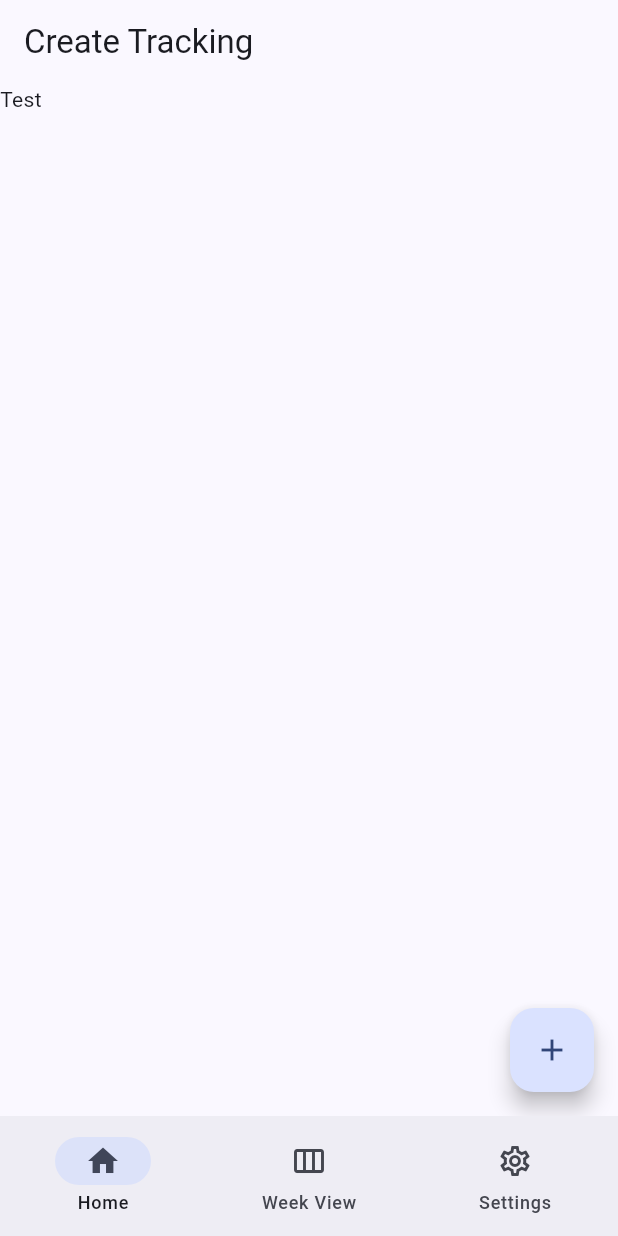
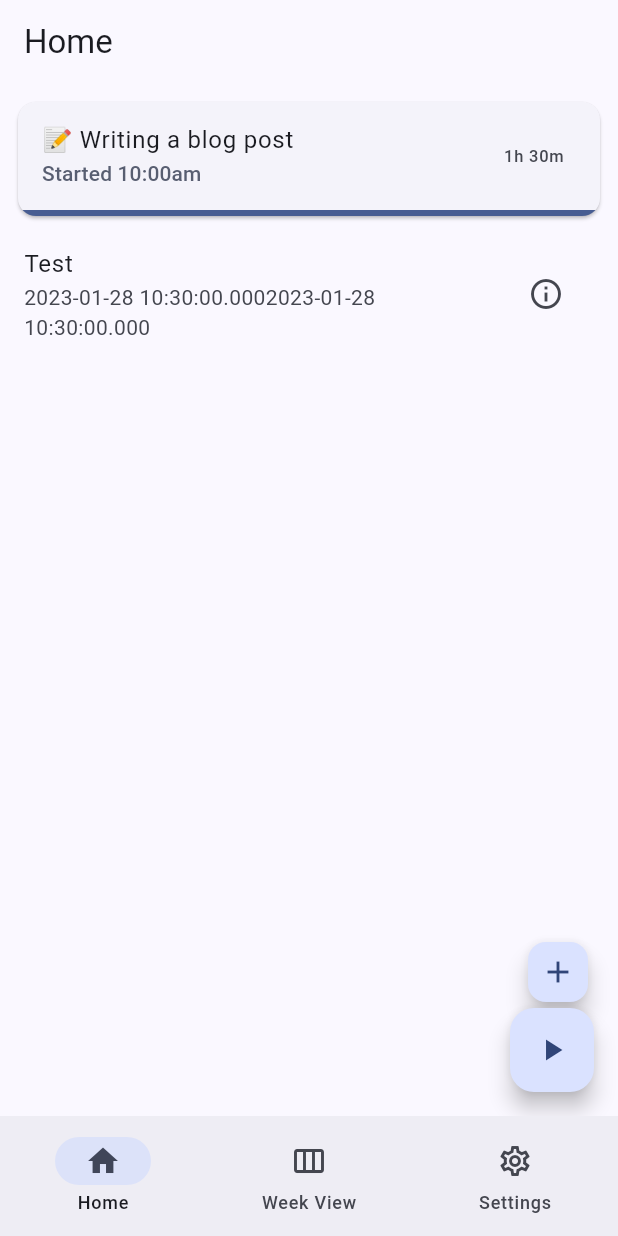
Before and after one commit to todoninja/timeninja, a Flutter app: the screen it shows after launch, after a tap on the "add" icon, on a phone screen of 412 x 824 dp. Run offline on Flutter 3.47's test engine with Material 2 defaults, Android fonts, the phone set to English and light mode, and no system bars; our stand-ins replace bloc, drift, package_info_plus; accounts and stored records are empty; generated files the repository leaves out were written again.

```diff
--- a/lib/create_tracking/view/create_tracking_page.dart
+++ b/lib/create_tracking/view/create_tracking_page.dart
@@ -1,35 +1,94 @@
-import 'package:drift/drift.dart';
+import 'package:drift/drift.dart' as drift;
 import 'package:flutter/material.dart';
 import 'package:provider/provider.dart';
 import 'package:timeninja/data/database.dart';
+import 'package:timeninja/keys.dart';
+import 'package:timeninja/l10n/l10n.dart';
 
 class CreateTrackingPage extends StatelessWidget {
   const CreateTrackingPage({super.key});
 
   @override
   Widget build(BuildContext context) {
+    final l10n = AppLocalizations.of(context);
+    final theme = Theme.of(context);
+
     return Provider(
       // The single instance of AppDatabase
       create: (_) => AppDb(),
       builder: (context, child) {
         return Scaffold(
-          appBar: AppBar(title: const Text('Create Tracking')),
-          floatingActionButton: FloatingActionButton(
+          appBar: AppBar(
+            title: Text(l10n.navBarHome),
+          ),
+          floatingActionButton: Column(
+            mainAxisAlignment: MainAxisAlignment.end,
+            crossAxisAlignment: CrossAxisAlignment.end,
+            children: [
+              FloatingActionButton(
+                mini: true,
                 onPressed: () async {
                   final db = Provider.of<AppDb>(context, listen: false);
 
                   await db.into(db.timeblock).insert(
                         TimeblockCompanion(
-                      start: Value(DateTime.now()),
-                      end: Value(DateTime.now()),
-                      note: const Value('Test'),
+                          start: drift.Value(DateTime.now()),
+                          end: drift.Value(DateTime.now()),
+                          note: const drift.Value('Test'),
                         ),
                       );
                 },
                 child: const Icon(Icons.add),
               ),
-          body: Center(
-            child: _buildTimeblockList(context),
+              FloatingActionButton(
+                onPressed: () {},
+                child: const Icon(Icons.play_arrow),
+              ),
+            ],
+          ),
+          body: Column(
+            children: [
+              // Padding(
+              //   padding: const EdgeInsets.only(
+              //     left: largeSpacing,
+              //     right: largeSpacing,
+              //   ),
+              //   child: Text(
+              //     "🌤️ Today isn't a work day. Enjoy your free time!",
+              //     textAlign: TextAlign.start,
+              //     style: theme.textTheme.headlineMedium
+              //         ?.copyWith(fontWeight: FontWeight.bold),
+              //   ),
+              // ),
+              Padding(
+                padding: const EdgeInsets.all(mediumSpacing),
+                child: Card(
+                  clipBehavior: Clip.antiAliasWithSaveLayer,
+                  child: Column(
+                    children: [
+                      ListTile(
+                        title: const Text(
+                          '📝 Writing a blog post',
+                        ),
+                        subtitle: Text(
+                          'Started 10:00am',
+                          style: theme.textTheme.labelLarge
+                              ?.copyWith(color: theme.colorScheme.secondary),
+                        ),
+                        trailing: const Text(
+                          '1h 30m',
+                        ),
+                      ),
+                      const LinearProgressIndicator(
+                        value: 1,
+                      ),
+                    ],
+                  ),
+                ),
+              ),
+
+              Expanded(child: _buildTimeblockList(context)),
+            ],
           ),
         );
       },
@@ -56,5 +115,12 @@ StreamBuilder<List<TimeblockData>> _buildTimeblockList(BuildContext context) {
 }
 
 Widget _buildListItem(TimeblockData itemTask, AppDb database) {
-  return Text(itemTask.note);
+  return ListTile(
+    title: Text(itemTask.note),
+    subtitle: Text(itemTask.start.toString() + itemTask.end.toString()),
+    trailing: IconButton(
+      icon: const Icon(Icons.info_outline),
+      onPressed: () {},
+    ),
+  );
 }
```
Also changed, not shown: 255 other files. Lines whose indentation alone changed are shown as unchanged.
